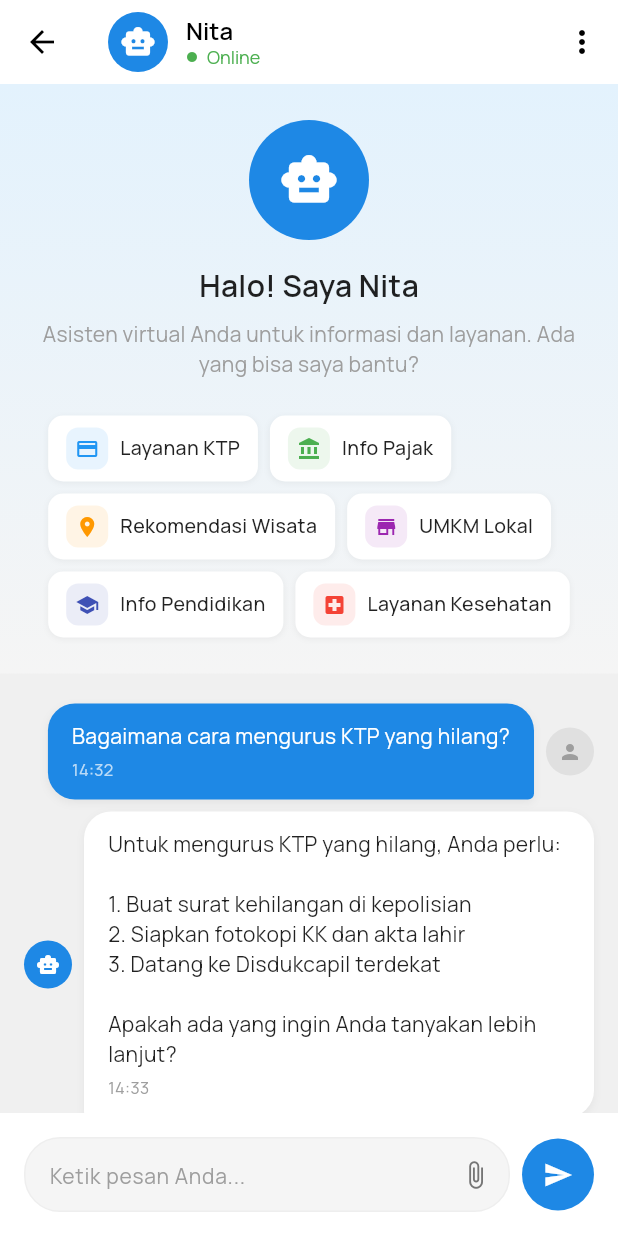
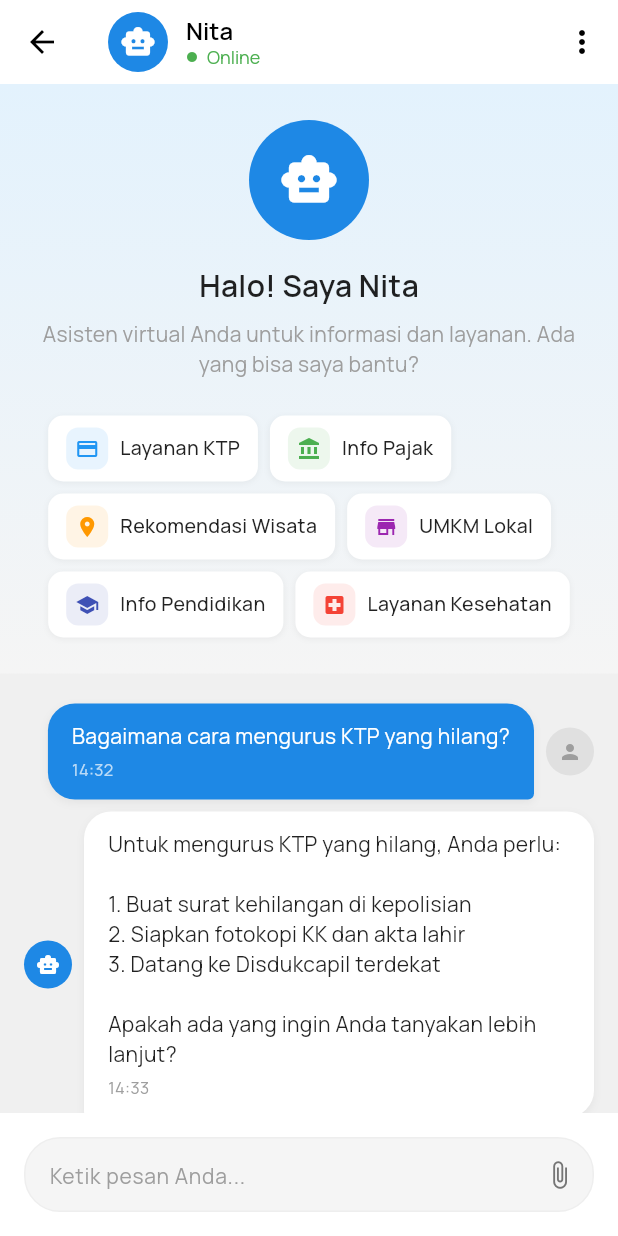
Before and after one commit to azerusezhar/NawaKita, a Flutter app: the ChatPage screen opened directly, on a phone screen of 412 x 824 dp. Run offline on Flutter 3.47's test engine with Material 3 defaults, Android fonts, the light colour scheme and no system bars; our stand-ins replace geolocator, google_fonts, shared_preferences, supabase_flutter; accounts and stored records are empty.

Commit message:
update UI

```diff
--- a/lib/features/chatbot/screens/chatbot_screen.dart
+++ b/lib/features/chatbot/screens/chatbot_screen.dart
@@ -9,6 +9,8 @@ class ChatPage extends StatefulWidget {
 
 class _ChatPageState extends State<ChatPage> {
   final TextEditingController _messageController = TextEditingController();
+  final FocusNode _focusNode = FocusNode();
+  bool _isInputFocused = false;
   final List<Map<String, dynamic>> _messages = [
     {
       'text': 'Bagaimana cara mengurus KTP yang hilang?',
@@ -54,6 +56,25 @@ class _ChatPageState extends State<ChatPage> {
       'color': Colors.red,
     },
   ];
+
+  @override
+  void initState() {
+    super.initState();
+
+    // Listen to focus changes
+    _focusNode.addListener(() {
+      setState(() {
+        _isInputFocused = _focusNode.hasFocus;
+      });
+    });
+  }
+
+  @override
+  void dispose() {
+    _messageController.dispose();
+    _focusNode.dispose();
+    super.dispose();
+  }
 
   @override
   Widget build(BuildContext context) {
@@ -348,6 +369,7 @@ class _ChatPageState extends State<ChatPage> {
             child: SafeArea(
               child: Row(
                 children: [
+                  // Input container with flexible width
                   Expanded(
                     child: Container(
                       decoration: BoxDecoration(
@@ -363,6 +385,7 @@ class _ChatPageState extends State<ChatPage> {
                           Expanded(
                             child: TextField(
                               controller: _messageController,
+                              focusNode: _focusNode,
                               decoration: const InputDecoration(
                                 hintText: 'Ketik pesan Anda...',
                                 hintStyle: TextStyle(
@@ -395,8 +418,17 @@ class _ChatPageState extends State<ChatPage> {
                       ),
                     ),
                   ),
-                  const SizedBox(width: 8),
-                  GestureDetector(
+                  // Animated send button with size animation
+                  AnimatedContainer(
+                    duration: const Duration(milliseconds: 200),
+                    curve: Curves.easeInOut,
+                    width: _isInputFocused ? 64 : 0, // Width animation instead of slide
+                    margin: EdgeInsets.only(left: _isInputFocused ? 8 : 0),
+                    child: AnimatedOpacity(
+                      duration: const Duration(milliseconds: 200),
+                      opacity: _isInputFocused ? 1.0 : 0.0,
+                      child: _isInputFocused
+                          ? GestureDetector(
                               onTap: () {
                                 // Handle send message
                                 if (_messageController.text.trim().isNotEmpty) {
@@ -408,6 +440,7 @@ class _ChatPageState extends State<ChatPage> {
                                     });
                                   });
                                   _messageController.clear();
+                                  _focusNode.unfocus(); // Unfocus after sending
                                 }
                               },
                               child: CircleAvatar(
@@ -419,6 +452,9 @@ class _ChatPageState extends State<ChatPage> {
                                   size: 20,
                                 ),
                               ),
+                            )
+                          : const SizedBox.shrink(),
+                    ),
                   ),
                 ],
               ),
@@ -428,10 +464,4 @@ class _ChatPageState extends State<ChatPage> {
       ),
     );
   }
-
-  @override
-  void dispose() {
-    _messageController.dispose();
-    super.dispose();
 }
-}
```
Lines whose indentation alone changed are shown as unchanged.
